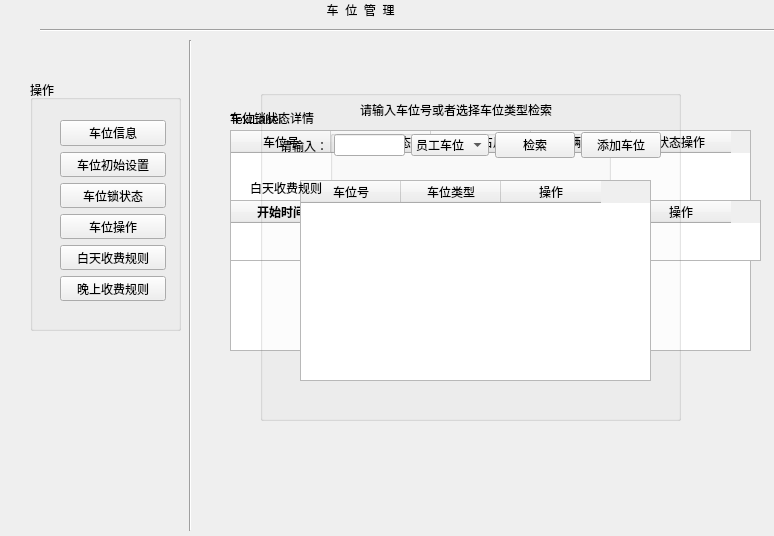
The window that Python_tensorflow_LicensePlate/front/seatManage.ui (handsomeyaqiang/plate_number_of_company_parking_lot) describes before a commit, drawn with Qt 5.
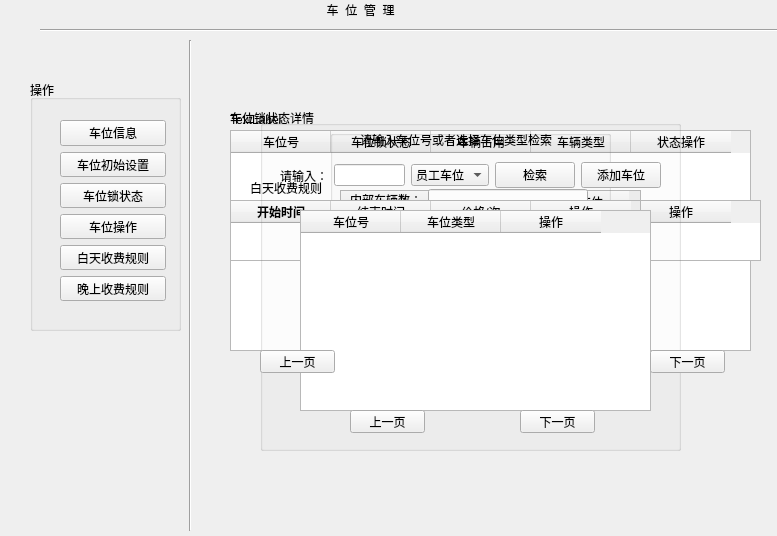
The same window after the commit.

Commit message: 车位管理添加了分页按钮和槽函数，微调了布局， know中删除视频识别的冗余代码，

```diff
--- a/Python_tensorflow_LicensePlate/front/seatManage.ui
+++ b/Python_tensorflow_LicensePlate/front/seatManage.ui
@@ -6,7 +6,7 @@
    <rect>
     <x>0</x>
     <y>0</y>
-    <width>774</width>
+    <width>777</width>
     <height>536</height>
    </rect>
   </property>
@@ -362,7 +362,7 @@
    <property name="geometry">
     <rect>
      <x>260</x>
-     <y>90</y>
+     <y>120</y>
      <width>421</width>
      <height>331</height>
     </rect>
@@ -458,6 +458,32 @@
      </property>
     </column>
    </widget>
+   <widget class="QPushButton" name="pushButton_13">
+    <property name="geometry">
+     <rect>
+      <x>90</x>
+      <y>290</y>
+      <width>75</width>
+      <height>23</height>
+     </rect>
+    </property>
+    <property name="text">
+     <string>上一页</string>
+    </property>
+   </widget>
+   <widget class="QPushButton" name="pushButton_14">
+    <property name="geometry">
+     <rect>
+      <x>260</x>
+      <y>290</y>
+      <width>75</width>
+      <height>23</height>
+     </rect>
+    </property>
+    <property name="text">
+     <string>下一页</string>
+    </property>
+   </widget>
   </widget>
   <widget class="QLabel" name="label_8">
    <property name="geometry">
@@ -498,6 +524,32 @@
     <string>TextLabel</string>
    </property>
   </widget>
+  <widget class="QPushButton" name="pushButton_11">
+   <property name="geometry">
+    <rect>
+     <x>260</x>
+     <y>350</y>
+     <width>75</width>
+     <height>23</height>
+    </rect>
+   </property>
+   <property name="text">
+    <string>上一页</string>
+   </property>
+  </widget>
+  <widget class="QPushButton" name="pushButton_12">
+   <property name="geometry">
+    <rect>
+     <x>650</x>
+     <y>350</y>
+     <width>75</width>
+     <height>23</height>
+    </rect>
+   </property>
+   <property name="text">
+    <string>下一页</string>
+   </property>
+  </widget>
  </widget>
  <resources/>
  <connections/>
```
Left out of the diff: 2 changed lines with no effect on the pictures. The commit also changes 3 other files.
